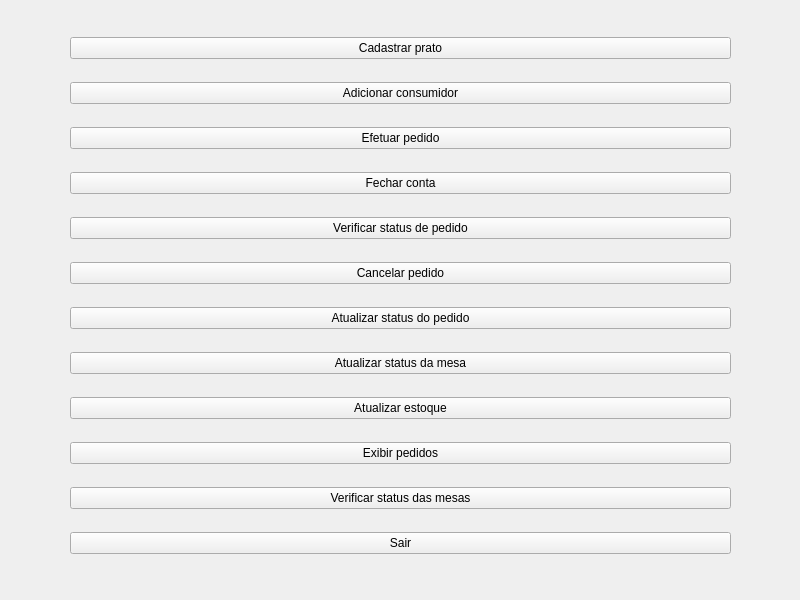
Above: qtQuickOrder/QuickOrder/mainmenu.ui from henriqueramalho1/QuickOrder before the change. Below: the same form after it.
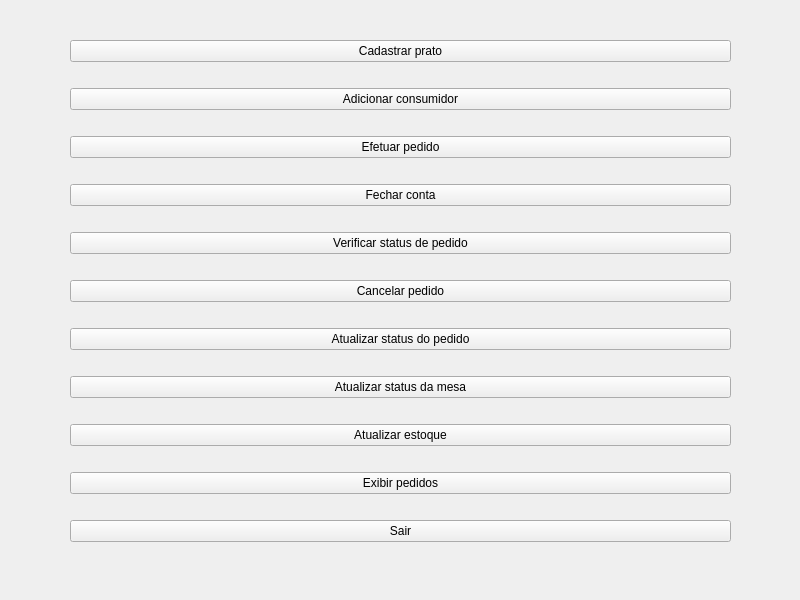
That is the form after the change.

The edit to the form file:
```diff
--- a/qtQuickOrder/QuickOrder/mainmenu.ui
+++ b/qtQuickOrder/QuickOrder/mainmenu.ui
@@ -13,7 +13,7 @@
   <property name="windowTitle">
    <string>MainMenu</string>
   </property>
-  <widget class="QWidget" name="">
+  <widget class="QWidget" name="layoutWidget">
    <property name="geometry">
     <rect>
      <x>70</x>
@@ -93,13 +93,6 @@
       </property>
      </widget>
     </item>
-    <item>
-     <widget class="QPushButton" name="checkTableStatusButton">
-      <property name="text">
-       <string>Verificar status das mesas</string>
-      </property>
-     </widget>
-    </item>
     <item>
      <widget class="QPushButton" name="backButton">
       <property name="text">
```
